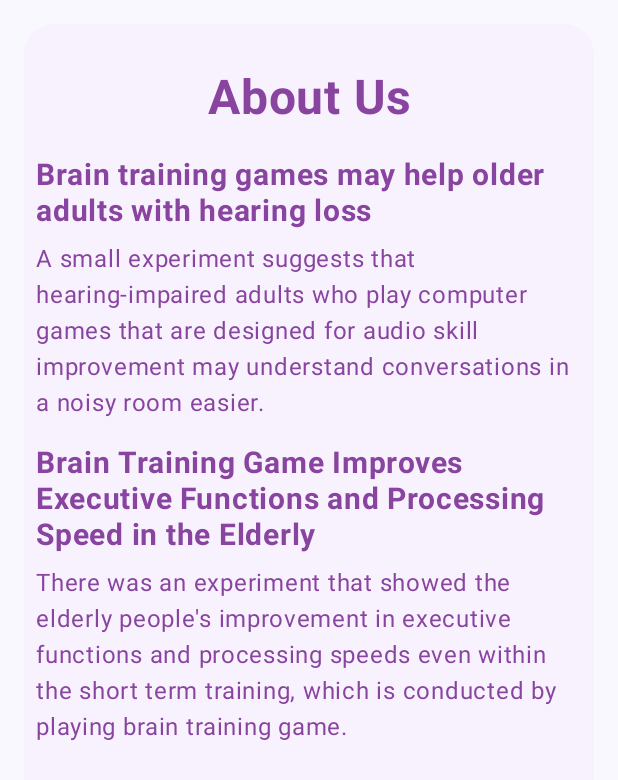
After one commit to Kleanur/cs446-project, an Android app built with Jetpack Compose: the InfoScreen screen opened through its navigation route, on a phone screen of 412 x 824 dp. The commit adds this screen. Shown: the top 780 px of the screen. Run offline under Robolectric (Android 15) with nearby library versions, the phone set to English and light mode, and no system bars; our stand-ins replace Dagger/Hilt's generated code, constraintlayout-compose.

Commit message:
settings replaced with info screen, simon says history no longer duplicates entries

```diff
--- a/app/src/main/java/com/example/sequoia/MainActivity.kt
+++ b/app/src/main/java/com/example/sequoia/MainActivity.kt
@@ -15,6 +15,7 @@ import com.example.sequoia.ui.game.GamesScreen
 import com.example.sequoia.ui.gotrythm.gotrythmGameScreen
 import com.example.sequoia.ui.home.HomeScreen
 import com.example.sequoia.ui.history.HistoryScreen
+import com.example.sequoia.ui.infoScreen.InfoScreen
 import com.example.sequoia.ui.pitchperfectgame.PitchPerfectScreen
 import com.example.sequoia.ui.licketysplitgame.LicketySplitGameScreen
 import com.example.sequoia.ui.settings.SettingsScreen
@@ -58,6 +59,9 @@ class MainActivity : ComponentActivity() {
                 composable(route = Routes.PitchPerfectGame.route) {
                     PitchPerfectScreen(navController = navController)
                 }
+                composable(route = Routes.InfoScreen.route) {
+                    InfoScreen(navController = navController)
+                }
             }
         }
     }
--- a/app/src/main/java/com/example/sequoia/route/Routes.kt
+++ b/app/src/main/java/com/example/sequoia/route/Routes.kt
@@ -4,9 +4,10 @@ sealed class Routes(val route: String) {
     object Home : Routes("home")
     object Games: Routes("games")
     object History : Routes("history")
-    object  SimonSaysGame: Routes("simonSaysGame")
-    object  Settings: Routes("settings")
+    object SimonSaysGame: Routes("simonSaysGame")
+    object Settings: Routes("settings")
     object GotRythmGame: Routes("gotrythmgame")
     object LicketySplitGame: Routes("licketySplitGame")
-    object  PitchPerfectGame: Routes("pitchperfectgame")
+    object PitchPerfectGame: Routes("pitchperfectgame")
+    object InfoScreen: Routes("infoScreen")
 }
--- a/app/src/main/java/com/example/sequoia/ui/home/HomeScreen.kt
+++ b/app/src/main/java/com/example/sequoia/ui/home/HomeScreen.kt
@@ -1,10 +1,7 @@
 package com.example.sequoia.ui.home
 
 import androidx.compose.foundation.Image
-import androidx.compose.foundation.layout.Box
-import androidx.compose.foundation.layout.fillMaxSize
-import androidx.compose.foundation.layout.height
-import androidx.compose.foundation.layout.padding
+import androidx.compose.foundation.layout.*
 import androidx.compose.foundation.shape.RoundedCornerShape
 import androidx.compose.material3.*
 import androidx.compose.runtime.Composable
@@ -34,7 +31,7 @@ fun HomeScreen(mainViewModel: HomeViewModel = viewModel(), navController: NavCon
         ) {
             ConstraintLayout {
                 // Create references for the composables to constrain
-                val (treeTmg, historyBtn, settingBtn, gamesBtn, nameHeaderTxt) = createRefs()
+                val (treeTmg, historyBtn, infoBtn, gamesBtn, nameHeaderTxt) = createRefs()
 
                 Text(
                     text = "Sequoia", fontSize = 32.sp, fontWeight = FontWeight.Bold,
@@ -90,47 +87,8 @@ fun HomeScreen(mainViewModel: HomeViewModel = viewModel(), navController: NavCon
 
                 Box(
                     modifier = Modifier
-                        .constrainAs(settingBtn) {
+                        .constrainAs(historyBtn) {
                             top.linkTo(gamesBtn.bottom, margin = 24.dp)
-                            start.linkTo(parent.start, margin = 16.dp)
-                            end.linkTo(parent.end, margin = 16.dp)
-                        }
-                        .height(100.dp)
-                        .padding(start = 16.dp, end = 16.dp)
-                ) {
-                    Button(
-                        onClick = {
-                            navController.navigate(Routes.Settings.route) {
-                                popUpTo(Routes.Home.route)
-                            }
-                        },
-                        Modifier.fillMaxSize(),
-                        shape = RoundedCornerShape(20),
-                        colors = ButtonDefaults.buttonColors(colorResource(id = R.color.setting_button_background_light_purple))
-                    ) {
-
-                        Icon(
-                            painter = painterResource(R.drawable.ic_baseline_settings),
-                            contentDescription = "Setting button content description.",
-                            tint = Color.Unspecified,
-                        )
-
-                        Text(
-                            modifier = Modifier
-                                .fillMaxSize(),
-                            text = "Settings",
-                            fontSize = 24.sp,
-                            fontWeight = FontWeight.Bold,
-                            color = colorResource(R.color.setting_button_dark_purple),
-                            textAlign = TextAlign.Start,
-                        )
-                    }
-                }
-
-                Box(
-                    modifier = Modifier
-                        .constrainAs(historyBtn) {
-                            top.linkTo(settingBtn.bottom, margin = 24.dp)
                             start.linkTo(parent.start, margin = 16.dp)
                             end.linkTo(parent.end, margin = 16.dp)
                         }
@@ -165,9 +123,50 @@ fun HomeScreen(mainViewModel: HomeViewModel = viewModel(), navController: NavCon
                         )
                     }
                 }
+
+                Box(
+                    modifier = Modifier
+                        .constrainAs(infoBtn) {
+                            top.linkTo(historyBtn.bottom, margin = 24.dp)
+                            start.linkTo(parent.start, margin = 16.dp)
+                            end.linkTo(parent.end, margin = 16.dp)
+                        }
+                        .height(100.dp)
+                        .padding(start = 16.dp, end = 16.dp)
+                ) {
+                    Button(
+                        onClick = {
+                            navController.navigate(Routes.InfoScreen.route) {
+                                popUpTo(Routes.Home.route)
+                            }
+                        },
+                        Modifier.fillMaxSize(),
+                        shape = RoundedCornerShape(20),
+                        colors = ButtonDefaults.buttonColors(colorResource(id = R.color.setting_button_background_light_purple))
+                    ) {
+
+                        Icon(
+                            painter = painterResource(R.drawable.info_button),
+                            contentDescription = "Info button content description.",
+                            tint = colorResource(R.color.setting_button_dark_purple),
+                            modifier = Modifier.size(20.dp)
+                        )
+
+                        Text(
+                            modifier = Modifier
+                                .fillMaxSize(),
+                            text = "About Us",
+                            fontSize = 24.sp,
+                            fontWeight = FontWeight.Bold,
+                            color = colorResource(R.color.setting_button_dark_purple),
+                            textAlign = TextAlign.Start,
+                        )
+                    }
+                }
+
                 Image(painter = painterResource(R.drawable.tree_home), contentDescription = "Image for Home Screen",  modifier = Modifier
                     .constrainAs(treeTmg) {
-                        top.linkTo(historyBtn.bottom, margin = 24.dp)
+                        top.linkTo(infoBtn.bottom, margin = 24.dp)
                         start.linkTo(parent.start, margin = 16.dp)
                         end.linkTo(parent.end, margin = 16.dp)
                     }
--- /dev/null
+++ b/app/src/main/java/com/example/sequoia/ui/infoScreen/InfoScreen.kt
@@ -0,0 +1,116 @@
+package com.example.sequoia.ui.infoScreen
+
+import androidx.compose.foundation.background
+import androidx.compose.foundation.layout.Box
+import androidx.compose.foundation.layout.fillMaxSize
+import androidx.compose.foundation.layout.padding
+import androidx.compose.foundation.shape.RoundedCornerShape
+import androidx.compose.material3.MaterialTheme
+import androidx.compose.material3.Surface
+import androidx.compose.material3.Text
+import androidx.compose.runtime.Composable
+import androidx.compose.ui.Modifier
+import androidx.compose.ui.draw.clip
+import androidx.compose.ui.res.colorResource
+import androidx.compose.ui.text.font.FontWeight
+import androidx.compose.ui.text.style.TextAlign
+import androidx.compose.ui.unit.dp
+import androidx.compose.ui.unit.sp
+import androidx.constraintlayout.compose.ConstraintLayout
+import androidx.constraintlayout.compose.Dimension
+import androidx.navigation.NavController
+import com.example.sequoia.R
+import com.example.sequoia.ui.theme.SequoiaTheme
+
+@Composable
+fun InfoScreen(navController: NavController) {
+    SequoiaTheme {
+        // A surface container using the 'background' color from the theme
+        Surface(
+            modifier = Modifier.fillMaxSize(),
+            color = MaterialTheme.colorScheme.background
+        ) {
+            Box(
+                modifier = Modifier
+                    .fillMaxSize()
+                    .padding(16.dp)
+                    .clip(RoundedCornerShape(20.dp))
+                    .background(colorResource(id = R.color.setting_button_background_light_purple))
+            ) {
+                ConstraintLayout {
+                    val (
+                        titleHeader,
+                        header1,
+                        desc1,
+                        header2,
+                        desc2
+                    ) = createRefs()
+                    Text(
+                        text = "About Us", fontSize = 32.sp, fontWeight = FontWeight.Bold,
+                        color = colorResource(R.color.setting_button_dark_purple),
+                        modifier = Modifier.constrainAs(titleHeader) {
+                            top.linkTo(parent.top, margin = 30.dp)
+                            width = Dimension.matchParent
+                        },
+                        textAlign = TextAlign.Center,
+                    )
+
+                    Text(
+                        text = "Brain training games may help older adults with hearing loss",
+                        fontSize = 20.sp,
+                        fontWeight = FontWeight.Bold,
+                        color = colorResource(R.color.setting_button_dark_purple),
+                        modifier = Modifier.constrainAs(header1) {
+                            top.linkTo(titleHeader.bottom, margin = 20.dp)
+                            start.linkTo(parent.start, margin = 8.dp)
+                            end.linkTo(parent.end, margin = 8.dp)
+                            width = Dimension.matchParent
+                        },
+                        textAlign = TextAlign.Start,
+                    )
+
+                    Text(
+                        text = "A small experiment suggests that hearing-impaired adults who play computer games that are designed for audio skill improvement may understand conversations in a noisy room easier.",
+                        fontSize = 16.sp,
+                        color = colorResource(R.color.setting_button_dark_purple),
+                        modifier = Modifier.constrainAs(desc1) {
+                            top.linkTo(header1.bottom, margin = 8.dp)
+                            start.linkTo(parent.start, margin = 8.dp)
+                            end.linkTo(parent.end, margin = 8.dp)
+                            width = Dimension.matchParent
+                        },
+                        textAlign = TextAlign.Start,
+                    )
+
+                    Text(
+                        text = "Brain Training Game Improves Executive Functions and Processing Speed in the Elderly",
+                        fontSize = 20.sp,
+                        fontWeight = FontWeight.Bold,
+                        color = colorResource(R.color.setting_button_dark_purple),
+                        modifier = Modifier.constrainAs(header2) {
+                            top.linkTo(desc1.bottom, margin = 16.dp)
+                            start.linkTo(parent.start, margin = 8.dp)
+                            end.linkTo(parent.end, margin = 8.dp)
+                            width = Dimension.matchParent
+                        },
+                        textAlign = TextAlign.Start,
+                    )
+
+                    Text(
+                        text = "There was an experiment that showed the elderly people's improvement in executive functions and processing speeds even within the short term training, which is conducted by playing brain training game.",
+                        fontSize = 16.sp,
+                        color = colorResource(R.color.setting_button_dark_purple),
+                        modifier = Modifier.constrainAs(desc2) {
+                            top.linkTo(header2.bottom, margin = 8.dp)
+                            start.linkTo(parent.start, margin = 8.dp)
+                            end.linkTo(parent.end, margin = 8.dp)
+                            width = Dimension.matchParent
+                        },
+                        textAlign = TextAlign.Start,
+                    )
+
+                }
+            }
+        }
+    }
+}
--- a/app/src/main/java/com/example/sequoia/ui/simonsaysgame/SimonSaysGameScreen.kt
+++ b/app/src/main/java/com/example/sequoia/ui/simonsaysgame/SimonSaysGameScreen.kt
@@ -1,5 +1,6 @@
 package com.example.sequoia.ui.simonsaysgame
 
+import android.content.Context
 import android.view.MotionEvent
 import androidx.compose.foundation.BorderStroke
 import androidx.compose.foundation.background
@@ -98,15 +99,20 @@ fun DrawSimonSaysBoard(nc : NavController) {
     }
 
     if (viewState.attemptsLeft == 0) {
+        val context = LocalContext.current
         AlertDialog(onDismissRequest = {},
         title = {Text(text = "GAME OVER")},
         text = {Text("Your Score: ${viewState.score}")},
         confirmButton = {
-            Button(onClick = { viewModel.reset() }) {
+            Button(onClick = {
+                saveScore(viewState.score, context)
+                viewModel.reset()
+            }) {
                 Text("Retry?")
             }},
             dismissButton = {
                 Button(onClick = {
+                    saveScore(viewState.score, context)
                     nc.navigate(Routes.Games.route) {
                     popUpTo(Routes.Home.route)
                 } }) {
@@ -114,11 +120,7 @@ fun DrawSimonSaysBoard(nc : NavController) {
                 }
             }
         )
-        val scoreObj = ScoreImpl()
-        gameIds["SimonSays"]?.let {
-            scoreObj.addScore(gameId = it,
-                gameScore = viewState.score, context = LocalContext.current)
-        }
+
     }
 }
 
@@ -156,3 +158,11 @@ fun squarebutton(color : Color, pt: Boolean, index:Int, viewModel: SimonSaysView
 
     }
 }
+
+fun saveScore(score: Int, context: Context) {
+    val scoreObj = ScoreImpl()
+    gameIds["SimonSays"]?.let {
+        scoreObj.addScore(gameId = it,
+            gameScore = score, context = context)
+    }
+}
```
Also changed, not shown: app/src/main/res/drawable/info_button.png (added).
